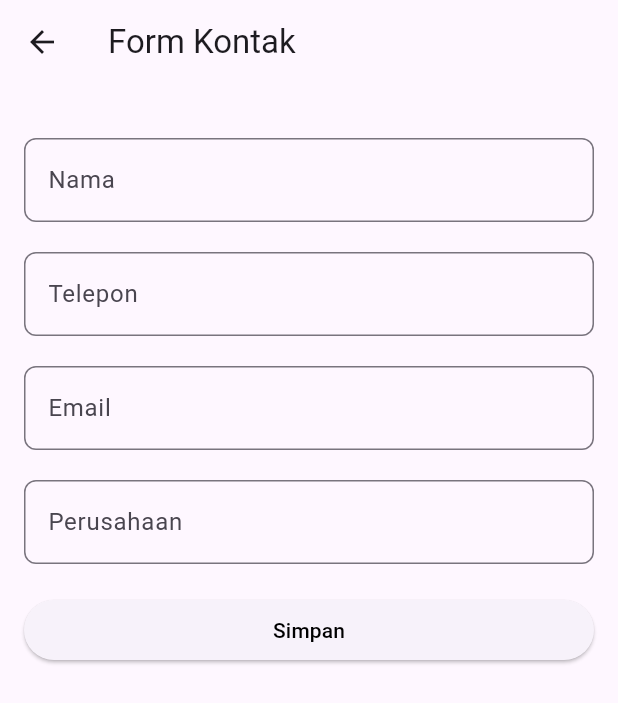
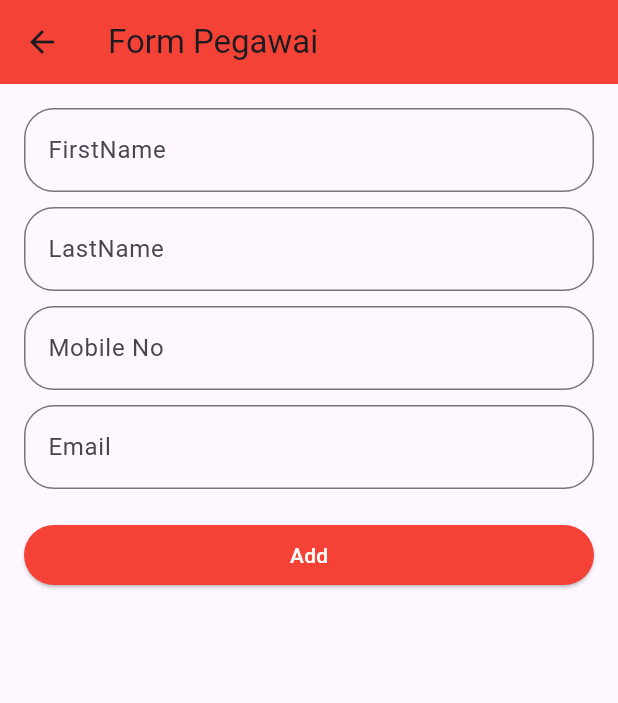
Before and after one commit to qiura122/flutter_app_project, a Flutter app: the screen it shows after launch, after a tap on the "add" icon, on a phone screen of 412 x 824 dp. Shown: the top 703 px of the screen. Run offline on Flutter 3.47's test engine with Material 3 defaults, Android fonts, the light colour scheme and no system bars; our stand-ins replace sqflite; accounts and stored records are empty.

Commit message:
add modul pegawai

```diff
--- /dev/null
+++ b/lib/Modul_SQLite/Modul_Pegawai/database/db_helper.dart
@@ -0,0 +1,73 @@
+import 'package:sqflite/sqflite.dart';
+import 'package:path/path.dart';
+import 'package:flutter_app_project/Modul_SQLite/Modul_Pegawai/model/pegawai.dart';
+
+class DbHelper {
+  static final DbHelper _instance = DbHelper._internal();
+  static Database? _database;
+
+  final String tableName = 'tablePegawai';
+  final String columnId = 'id';
+  final String columnFirstName = 'firstName';
+  final String columnLastName = 'lastName';
+  final String columnMobileNo = 'mobileNo';
+  final String columnEmail = 'email';
+
+  DbHelper._internal();
+  factory DbHelper() => _instance;
+
+  Future<Database> get _db async {
+    if (_database != null) {
+      return _database!;
+    }
+
+    _database = await _initDb();
+    return _database!;
+  }
+
+  Future<Database> _initDb() async {
+    String databasePath = await getDatabasesPath();
+    String path = join(databasePath, 'pegawai.db');
+
+    return await openDatabase(path, version: 1, onCreate: _onCreate);
+  }
+
+  Future<void> _onCreate(Database db, int version) async {
+    var sql = '''CREATE TABLE $tableName($columnId INTEGER PRIMARY KEY,
+                  $columnFirstName TEXT,
+                  $columnLastName TEXT,
+                  $columnMobileNo TEXT,
+                  $columnEmail TEXT)''';
+    await db.execute(sql);
+  }
+
+  Future<int> savePegawai(Pegawai pegawai) async {
+    var dbClient = await _db;
+    return await dbClient.insert(tableName, pegawai.toMap());
+  }
+
+  Future<List> getAllPegawai() async {
+    var dbClient = await _db;
+    var result = await dbClient.query(tableName, columns: [
+      columnId,
+      columnFirstName,
+      columnLastName,
+      columnMobileNo,
+      columnEmail
+    ]);
+
+    return result.toList();
+  }
+
+  Future<int> updatePegawai(Pegawai pegawai) async {
+    var dbClient = await _db;
+    return await dbClient.update(tableName, pegawai.toMap(),
+        where: '$columnId = ?', whereArgs: [pegawai.id]);
+  }
+
+  Future<int> deletePegawai(int id) async {
+    var dbClient = await _db;
+    return await dbClient
+        .delete(tableName, where: '$columnId = ?', whereArgs: [id]);
+  }
+}
--- /dev/null
+++ b/lib/Modul_SQLite/Modul_Pegawai/model/pegawai.dart
@@ -0,0 +1,30 @@
+class Pegawai {
+  int? id;
+  String? firstName;
+  String? lastName;
+  String? mobileNo;
+  String? email;
+
+  Pegawai({this.id, this.firstName, this.lastName, this.mobileNo, this.email});
+
+  Map<String, dynamic> toMap() {
+    var map = Map<String, dynamic>();
+
+    if (id != null) {
+      map['id'] = id;
+    }
+    map['firstName'] = firstName;
+    map['lastName'] = lastName;
+    map['mobileNo'] = mobileNo;
+    map['email'] = email;
+    return map;
+  }
+
+  Pegawai.fromMap(Map<String, dynamic> map) {
+    this.id = map['id'];
+    this.firstName = map['firstName'];
+    this.lastName = map['lastName'];
+    this.mobileNo = map['mobileNo'];
+    this.email = map['email'];
+  }
+}
--- /dev/null
+++ b/lib/Modul_SQLite/Modul_Pegawai/ui/detail_pegawai.dart
@@ -0,0 +1,27 @@
+import 'package:flutter/material.dart';
+import 'package:flutter_app_project/Modul_SQLite/Modul_Pegawai/model/pegawai.dart';
+
+class DetailPage extends StatelessWidget {
+  final Pegawai? pegawai;
+
+  DetailPage(this.pegawai);
+
+  @override
+  Widget build(BuildContext context) {
+    return Scaffold(
+      appBar: AppBar(
+        title: Text('Detail Page'),
+      ),
+      body: Center(
+        child: Column(
+          children: [
+            Text('First name : ${pegawai!.firstName}'),
+            Text('Last name : ${pegawai!.lastName}'),
+            Text('Mobile No : ${pegawai!.mobileNo}'),
+            Text('Email : ${pegawai!.email}'),
+          ],
+        ),
+      ),
+    );
+  }
+}
--- /dev/null
+++ b/lib/Modul_SQLite/Modul_Pegawai/ui/form_pegawai.dart
@@ -0,0 +1,132 @@
+import 'package:flutter/material.dart';
+import 'package:flutter_app_project/Modul_SQLite/Modul_Pegawai/database/db_helper.dart';
+import 'package:flutter_app_project/Modul_SQLite/Modul_Pegawai/model/pegawai.dart';
+
+class FormPegawai extends StatefulWidget {
+  final Pegawai? pegawai;
+
+  FormPegawai(this.pegawai);
+
+  @override
+  _FormPegawaiState createState() => _FormPegawaiState();
+}
+
+class _FormPegawaiState extends State<FormPegawai> {
+  DbHelper db = DbHelper();
+
+  TextEditingController? firstName;
+  TextEditingController? lastName;
+  TextEditingController? mobileNo;
+  TextEditingController? email;
+
+  @override
+  void initState() {
+    firstName = TextEditingController(
+        text: widget.pegawai == null ? '' : widget.pegawai!.firstName);
+    lastName = TextEditingController(
+        text: widget.pegawai == null ? '' : widget.pegawai!.lastName);
+    mobileNo = TextEditingController(
+        text: widget.pegawai == null ? '' : widget.pegawai!.mobileNo);
+    email = TextEditingController(
+        text: widget.pegawai == null ? '' : widget.pegawai!.email);
+    super.initState();
+  }
+
+  @override
+  Widget build(BuildContext context) {
+    final ButtonStyle style = ElevatedButton.styleFrom(
+        backgroundColor: Colors.red,
+        shape: RoundedRectangleBorder(
+            borderRadius: BorderRadius.circular(20)));
+
+    return Scaffold(
+      appBar: AppBar(
+        title: Text('Form Pegawai'),
+        backgroundColor: Colors.red,
+      ),
+      body: ListView(
+        padding: EdgeInsets.all(16.0),
+        children: [
+          TextField(
+            controller: firstName,
+            decoration: InputDecoration(
+              labelText: 'FirstName',
+              border: OutlineInputBorder(
+                borderRadius: BorderRadius.circular(20),
+              ),
+            ),
+          ),
+          SizedBox(height: 10),
+          TextField(
+            controller: lastName,
+            decoration: InputDecoration(
+              labelText: 'LastName',
+              border: OutlineInputBorder(
+                borderRadius: BorderRadius.circular(20),
+              ),
+            ),
+          ),
+          SizedBox(height: 10),
+          TextField(
+            controller: mobileNo,
+            decoration: InputDecoration(
+              labelText: 'Mobile No',
+              border: OutlineInputBorder(
+                borderRadius: BorderRadius.circular(20),
+              ),
+            ),
+          ),
+          SizedBox(height: 10),
+          TextField(
+            controller: email,
+            decoration: InputDecoration(
+              labelText: 'Email',
+              border: OutlineInputBorder(
+                borderRadius: BorderRadius.circular(20),
+              ),
+            ),
+          ),
+          SizedBox(height: 20),
+          ElevatedButton(
+            child: (widget.pegawai == null)
+                ? Text(
+                    'Add',
+                    style: TextStyle(color: Colors.white),
+                  )
+                : Text(
+                    'Update',
+                    style: TextStyle(color: Colors.white),
+                  ),
+            style: style,
+            onPressed: () {
+              upsertPegawai();
+            },
+          ),
+        ],
+      ),
+    );
+  }
+
+  Future<void> upsertPegawai() async {
+    if (widget.pegawai != null) {
+      // update
+      await db.updatePegawai(Pegawai.fromMap({
+        'id': widget.pegawai!.id,
+        'firstName': firstName!.text,
+        'lastName': lastName!.text,
+        'mobileNo': mobileNo!.text,
+        'email': email!.text,
+      }));
+      Navigator.pop(context, 'update');
+    } else {
+      // insert
+      await db.savePegawai(Pegawai(
+        firstName: firstName!.text,
+        lastName: lastName!.text,
+        mobileNo: mobileNo!.text,
+        email: email!.text,
+      ));
+      Navigator.pop(context, 'save');
+    }
+  }
+}
--- /dev/null
+++ b/lib/Modul_SQLite/Modul_Pegawai/ui/list_pegawai.dart
@@ -0,0 +1,135 @@
+import 'package:flutter/material.dart';
+import 'package:flutter_app_project/Modul_SQLite/Modul_Pegawai/database/db_helper.dart';
+import 'package:flutter_app_project/Modul_SQLite/Modul_Pegawai/model/pegawai.dart';
+import 'package:flutter_app_project/Modul_SQLite/Modul_Pegawai/ui/detail_pegawai.dart';
+import 'form_pegawai.dart';
+
+class ListPegawaiPage extends StatefulWidget {
+  const ListPegawaiPage({Key? key}) : super(key: key);
+
+  @override
+  _ListPegawaiPageState createState() => _ListPegawaiPageState();
+}
+
+class _ListPegawaiPageState extends State<ListPegawaiPage> {
+  List<Pegawai> listPegawai = [];
+  DbHelper db = DbHelper();
+
+  @override
+  void initState() {
+    _getAllPegawai();
+    super.initState();
+  }
+
+  @override
+  Widget build(BuildContext context) {
+    return Scaffold(
+      appBar: AppBar(
+        title: Text('Daftar Pegawai'),
+        backgroundColor: Colors.red,
+      ),
+      body: ListView.builder(
+        itemCount: listPegawai.length,
+        itemBuilder: (context, index) {
+          Pegawai pegawai = listPegawai[index];
+          return ListTile(
+            onTap: () {
+              _openFormEdit(pegawai);
+            },
+            contentPadding: EdgeInsets.all(16),
+            title: Text(
+              '${pegawai.firstName} ${pegawai.lastName}',
+              style: TextStyle(
+                fontSize: 18,
+                fontStyle: FontStyle.italic,
+                color: Colors.deepOrangeAccent,
+              ),
+            ),
+            subtitle: Text('${pegawai.email}'),
+            trailing: IconButton(
+              icon: Icon(Icons.delete),
+              onPressed: () {
+                AlertDialog hapus = AlertDialog(
+                  title: Text('Information'),
+                  content: Container(
+                    height: 100,
+                    child: Column(
+                      children: [
+                        Text("Apakah anda yakin ingin menghapus data ${pegawai.email}?"),
+                      ],
+                    ),
+                  ),
+                  actions: [
+                    TextButton(
+                      child: Text('Ya'),
+                      onPressed: () {
+                        _deletePegawai(pegawai, index);
+                        Navigator.pop(context);
+                      },
+                    ),
+                    TextButton(
+                      child: Text('Tidak'),
+                      onPressed: () {
+                        Navigator.pop(context);
+                      },
+                    ),
+                  ],
+                );
+                showDialog(context: context, builder: (context) => hapus);
+              },
+            ),
+            leading: IconButton(
+              onPressed: () {
+                Navigator.push(
+                  context,
+                  MaterialPageRoute(builder: (context) => DetailPage(pegawai)),
+                );
+              },
+              icon: Icon(Icons.visibility),
+            ),
+          );
+        },
+      ),
+      floatingActionButton: FloatingActionButton(
+        child: Icon(Icons.add),
+        backgroundColor: Colors.red,
+        onPressed: () {
+          _openFormCreate();
+        },
+      ),
+    );
+  }
+
+  Future<void> _getAllPegawai() async {
+    var list = await db.getAllPegawai();
+    setState(() {
+      listPegawai.clear();
+      list.forEach((pegawai) {
+        listPegawai.add(Pegawai.fromMap(pegawai));
+      });
+    });
+  }
+
+  Future<void> _deletePegawai(Pegawai pegawai, int position) async {
+    await db.deletePegawai(pegawai.id!);
+    setState(() {
+      listPegawai.removeAt(position);
+    });
+  }
+
+  Future<void> _openFormCreate() async {
+    var result = await Navigator.push(
+        context, MaterialPageRoute(builder: (context) => FormPegawai(null)));
+    if (result == 'save') {
+      await _getAllPegawai();
+    }
+  }
+
+  Future<void> _openFormEdit(Pegawai pegawai) async {
+    var result = await Navigator.push(
+        context, MaterialPageRoute(builder: (context) => FormPegawai(pegawai)));
+    if (result == 'update') {
+      await _getAllPegawai();
+    }
+  }
+}
--- a/lib/main.dart
+++ b/lib/main.dart
@@ -5,6 +5,7 @@ import 'package:flutter_app_project/Modul_Gambar/modul_image.dart';
 import 'package:flutter_app_project/Modul_Navigator/navbar.dart';
 import 'package:flutter_app_project/Modul_Navigator/navdraw.dart';
 import 'package:flutter_app_project/Modul_SQLite/Modul_Kontak/list_kontak.dart';
+import 'package:flutter_app_project/Modul_SQLite/Modul_Pegawai/ui/list_pegawai.dart';
 import 'package:flutter_app_project/UI1/home.dart';
 import 'package:flutter_app_project/UI1/home_appbar.dart';
 import 'package:flutter_app_project/UI1/home_button&padding.dart';
@@ -31,7 +32,7 @@ class MyApp extends StatelessWidget {
   Widget build(BuildContext context) {
     return MaterialApp(
       debugShowCheckedModeBanner: false,
-      home: ListKontak()
+      home: ListPegawaiPage()
     );
   }
 }
```
